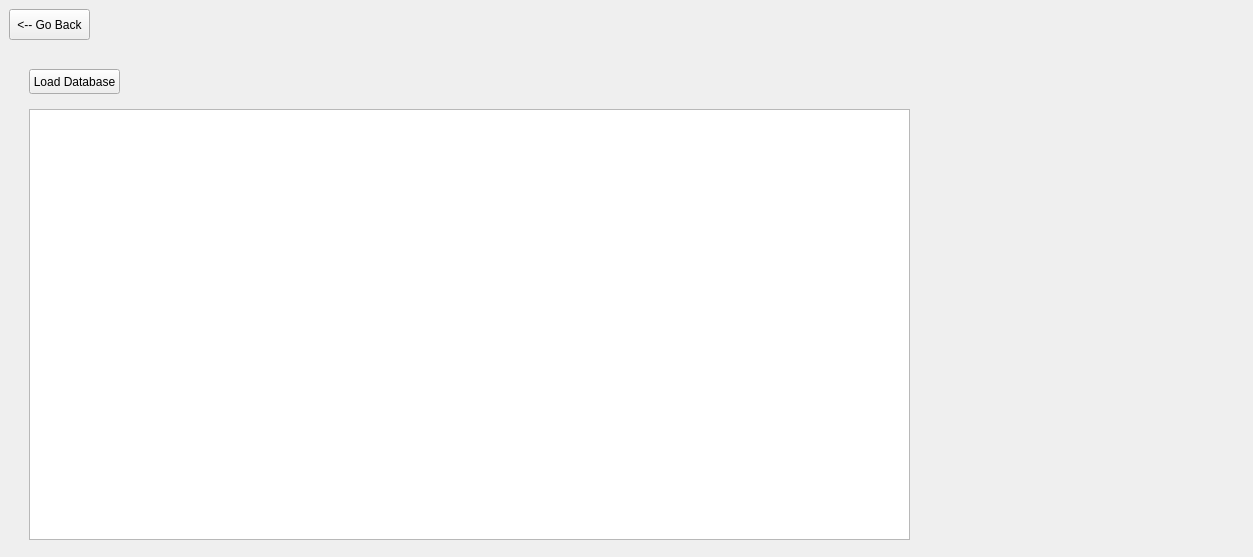
jgrady15/CS1C-Project-1, file frontpage.ui: the form before one commit.
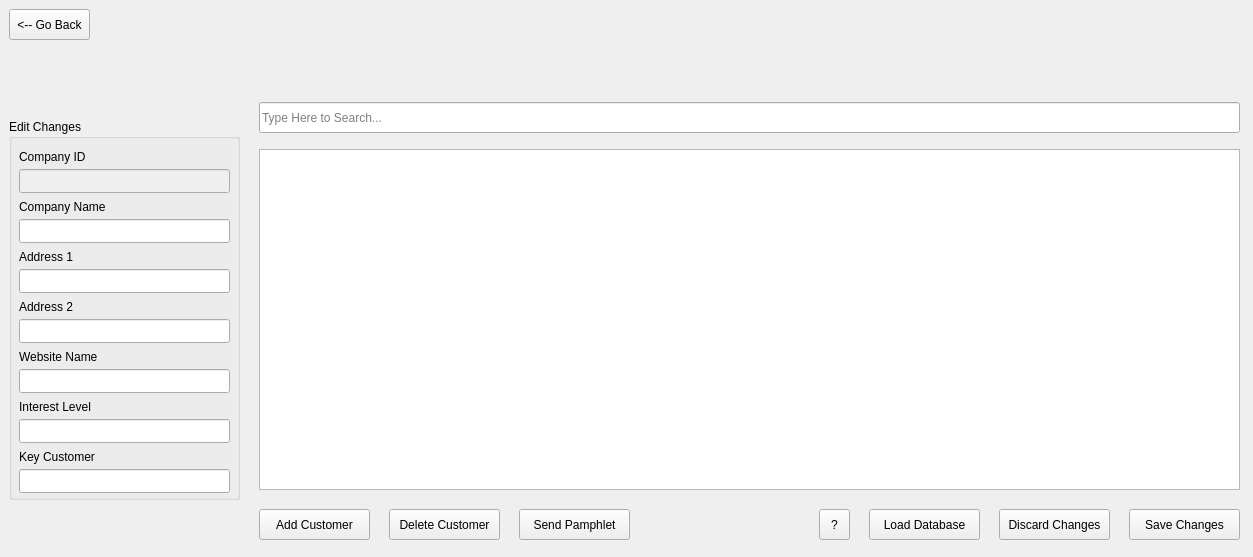
The form after the commit. Icons and pictures are not drawn.

The edit to the form file:
```diff
--- a/frontpage.ui
+++ b/frontpage.ui
@@ -17,8 +17,8 @@
    <string notr="true"/>
   </property>
   <widget class="QWidget" name="centralwidget">
-   <layout class="QHBoxLayout" name="horizontalLayout">
-    <item>
+   <layout class="QGridLayout" name="gridLayout">
+    <item row="0" column="1">
      <widget class="QStackedWidget" name="stackedWidget">
       <property name="currentIndex">
        <number>5</number>
@@ -199,16 +199,6 @@
        </widget>
       </widget>
       <widget class="QWidget" name="AdminCommands">
-       <widget class="QTableView" name="customerListView">
-        <property name="geometry">
-         <rect>
-          <x>20</x>
-          <y>100</y>
-          <width>881</width>
-          <height>431</height>
-         </rect>
-        </property>
-       </widget>
        <widget class="QPushButton" name="goBackButtonAdminCommands">
         <property name="geometry">
          <rect>
@@ -225,16 +215,300 @@
        <widget class="QPushButton" name="loadDatabaseButton">
         <property name="geometry">
          <rect>
-          <x>20</x>
-          <y>60</y>
-          <width>91</width>
-          <height>25</height>
+          <x>860</x>
+          <y>500</y>
+          <width>111</width>
+          <height>31</height>
          </rect>
         </property>
         <property name="text">
          <string>Load Database</string>
         </property>
        </widget>
+       <widget class="QToolButton" name="helpButtonAdminCommands">
+        <property name="geometry">
+         <rect>
+          <x>810</x>
+          <y>500</y>
+          <width>31</width>
+          <height>31</height>
+         </rect>
+        </property>
+        <property name="text">
+         <string>?</string>
+        </property>
+       </widget>
+       <widget class="QListView" name="customerListView">
+        <property name="geometry">
+         <rect>
+          <x>250</x>
+          <y>140</y>
+          <width>981</width>
+          <height>341</height>
+         </rect>
+        </property>
+       </widget>
+       <widget class="QPushButton" name="addCustomerButton">
+        <property name="geometry">
+         <rect>
+          <x>250</x>
+          <y>500</y>
+          <width>111</width>
+          <height>31</height>
+         </rect>
+        </property>
+        <property name="text">
+         <string>Add Customer</string>
+        </property>
+       </widget>
+       <widget class="QPushButton" name="AdminCommandsSaveChanges">
+        <property name="geometry">
+         <rect>
+          <x>1120</x>
+          <y>500</y>
+          <width>111</width>
+          <height>31</height>
+         </rect>
+        </property>
+        <property name="text">
+         <string>Save Changes</string>
+        </property>
+       </widget>
+       <widget class="QPushButton" name="AdminCommandsDiscardChanges">
+        <property name="geometry">
+         <rect>
+          <x>990</x>
+          <y>500</y>
+          <width>111</width>
+          <height>31</height>
+         </rect>
+        </property>
+        <property name="text">
+         <string>Discard Changes</string>
+        </property>
+       </widget>
+       <widget class="QPushButton" name="deleteCustomerButton">
+        <property name="geometry">
+         <rect>
+          <x>380</x>
+          <y>500</y>
+          <width>111</width>
+          <height>31</height>
+         </rect>
+        </property>
+        <property name="text">
+         <string>Delete Customer</string>
+        </property>
+       </widget>
+       <widget class="QLineEdit" name="searchBarAdminCommands">
+        <property name="geometry">
+         <rect>
+          <x>250</x>
+          <y>93</y>
+          <width>981</width>
+          <height>31</height>
+         </rect>
+        </property>
+        <property name="placeholderText">
+         <string>Type Here to Search...</string>
+        </property>
+       </widget>
+       <widget class="QPushButton" name="sendPamphletButton">
+        <property name="geometry">
+         <rect>
+          <x>510</x>
+          <y>500</y>
+          <width>111</width>
+          <height>31</height>
+         </rect>
+        </property>
+        <property name="text">
+         <string>Send Pamphlet</string>
+        </property>
+       </widget>
+       <widget class="QGroupBox" name="groupBox_2">
+        <property name="geometry">
+         <rect>
+          <x>0</x>
+          <y>110</y>
+          <width>231</width>
+          <height>381</height>
+         </rect>
+        </property>
+        <property name="title">
+         <string>Edit Changes</string>
+        </property>
+        <widget class="QLabel" name="label_11">
+         <property name="geometry">
+          <rect>
+           <x>10</x>
+           <y>80</y>
+           <width>121</width>
+           <height>16</height>
+          </rect>
+         </property>
+         <property name="text">
+          <string>Company Name</string>
+         </property>
+        </widget>
+        <widget class="QLineEdit" name="editWebsiteName">
+         <property name="geometry">
+          <rect>
+           <x>10</x>
+           <y>250</y>
+           <width>211</width>
+           <height>24</height>
+          </rect>
+         </property>
+        </widget>
+        <widget class="QLabel" name="label_3">
+         <property name="geometry">
+          <rect>
+           <x>10</x>
+           <y>230</y>
+           <width>201</width>
+           <height>16</height>
+          </rect>
+         </property>
+         <property name="text">
+          <string>Website Name</string>
+         </property>
+        </widget>
+        <widget class="QLabel" name="label_2">
+         <property name="geometry">
+          <rect>
+           <x>10</x>
+           <y>280</y>
+           <width>111</width>
+           <height>16</height>
+          </rect>
+         </property>
+         <property name="text">
+          <string>Interest Level</string>
+         </property>
+        </widget>
+        <widget class="QLineEdit" name="editCompanyName">
+         <property name="enabled">
+          <bool>true</bool>
+         </property>
+         <property name="geometry">
+          <rect>
+           <x>10</x>
+           <y>100</y>
+           <width>211</width>
+           <height>24</height>
+          </rect>
+         </property>
+        </widget>
+        <widget class="QLineEdit" name="editCityStateZip">
+         <property name="geometry">
+          <rect>
+           <x>10</x>
+           <y>200</y>
+           <width>211</width>
+           <height>24</height>
+          </rect>
+         </property>
+        </widget>
+        <widget class="QLabel" name="label_4">
+         <property name="geometry">
+          <rect>
+           <x>10</x>
+           <y>130</y>
+           <width>91</width>
+           <height>16</height>
+          </rect>
+         </property>
+         <property name="text">
+          <string>Address 1</string>
+         </property>
+        </widget>
+        <widget class="QLabel" name="label_5">
+         <property name="geometry">
+          <rect>
+           <x>10</x>
+           <y>180</y>
+           <width>91</width>
+           <height>16</height>
+          </rect>
+         </property>
+         <property name="text">
+          <string>Address 2</string>
+         </property>
+        </widget>
+        <widget class="QLabel" name="label">
+         <property name="geometry">
+          <rect>
+           <x>10</x>
+           <y>330</y>
+           <width>111</width>
+           <height>16</height>
+          </rect>
+         </property>
+         <property name="text">
+          <string>Key Customer</string>
+         </property>
+        </widget>
+        <widget class="QLineEdit" name="editInterestLevel">
+         <property name="geometry">
+          <rect>
+           <x>10</x>
+           <y>300</y>
+           <width>211</width>
+           <height>24</height>
+          </rect>
+         </property>
+        </widget>
+        <widget class="QLineEdit" name="editKeyCustomer">
+         <property name="geometry">
+          <rect>
+           <x>10</x>
+           <y>350</y>
+           <width>211</width>
+           <height>24</height>
+          </rect>
+         </property>
+        </widget>
+        <widget class="QLineEdit" name="editStreetName">
+         <property name="geometry">
+          <rect>
+           <x>10</x>
+           <y>150</y>
+           <width>211</width>
+           <height>24</height>
+          </rect>
+         </property>
+        </widget>
+        <widget class="QLineEdit" name="displayCompanyID">
+         <property name="enabled">
+          <bool>false</bool>
+         </property>
+         <property name="geometry">
+          <rect>
+           <x>10</x>
+           <y>50</y>
+           <width>211</width>
+           <height>24</height>
+          </rect>
+         </property>
+         <property name="readOnly">
+          <bool>true</bool>
+         </property>
+        </widget>
+        <widget class="QLabel" name="label_13">
+         <property name="geometry">
+          <rect>
+           <x>10</x>
+           <y>30</y>
+           <width>121</width>
+           <height>16</height>
+          </rect>
+         </property>
+         <property name="text">
+          <string>Company ID</string>
+         </property>
+        </widget>
+       </widget>
       </widget>
      </widget>
     </item>
```
